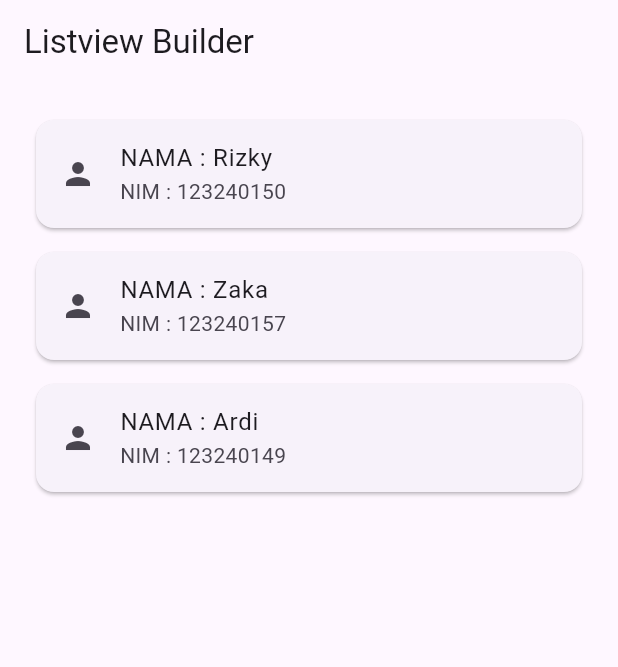
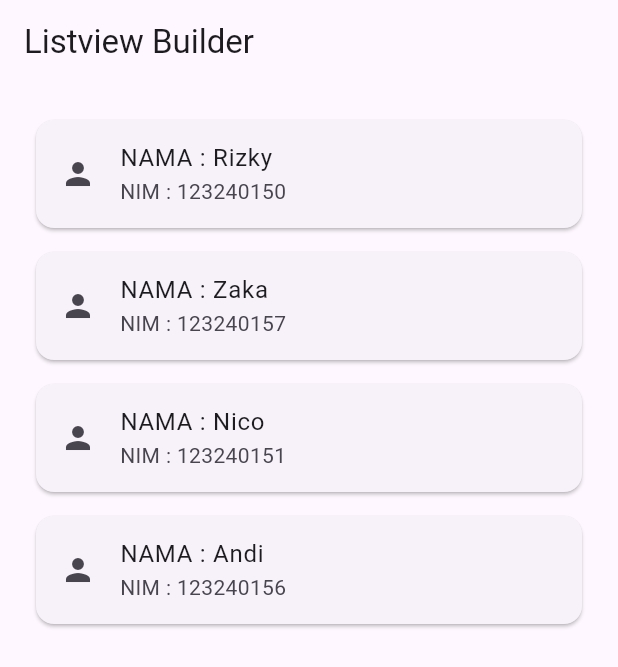
Before and after one commit to rizkyadde23/belajar_flutter, a Flutter app: the screen it shows after launch, on a phone screen of 412 x 824 dp. Shown: the top 667 px of the screen. Run offline on Flutter 3.47's test engine with Material 3 defaults, Android fonts, the phone set to English and light mode, and no system bars.

```diff
--- a/lib/pages/home.dart
+++ b/lib/pages/home.dart
@@ -1,14 +1,14 @@
 import 'package:flutter/material.dart';
+import 'mahasiswalist.dart';
+
+class Mahasiswa {
+  final String nama;
+  final String nim;
+  Mahasiswa({required this.nama,required this.nim});
+}
 
 class HomePage extends StatelessWidget{
   HomePage({super.key});
-  final List<Map<String,String>> daftarMahasiswa = [
-    {'nama': 'Rizky', 'nim': '123240150'},
-    {'nama': 'Zaka', 'nim': '123240157'},
-    {'nama': 'Ardi', 'nim': '123240149'},
-  ];
-
-
   @override
   Widget build(BuildContext context) {
     return Scaffold(
@@ -23,8 +23,8 @@ class HomePage extends StatelessWidget{
             margin: EdgeInsets.all(8),
             child: ListTile(
               leading: Icon(Icons.person),
-              title: Text('NAMA : ${mahasiswa['nama']}'),
-              subtitle: Text('NIM : ${mahasiswa['nim']}'),
+              title: Text('NAMA : ${mahasiswa.nama}'),
+              subtitle: Text('NIM : ${mahasiswa.nim}'),
             ),
           );
         }
--- /dev/null
+++ b/lib/pages/mahasiswalist.dart
@@ -0,0 +1,7 @@
+import 'home.dart';
+final List<Mahasiswa> daftarMahasiswa = [
+    Mahasiswa(nama: 'Rizky', nim: '123240150'),
+    Mahasiswa(nama: 'Zaka', nim: '123240157'),
+    Mahasiswa(nama: 'Nico', nim: '123240151'),
+    Mahasiswa(nama: 'Andi', nim: '123240156'),
+  ];
```
